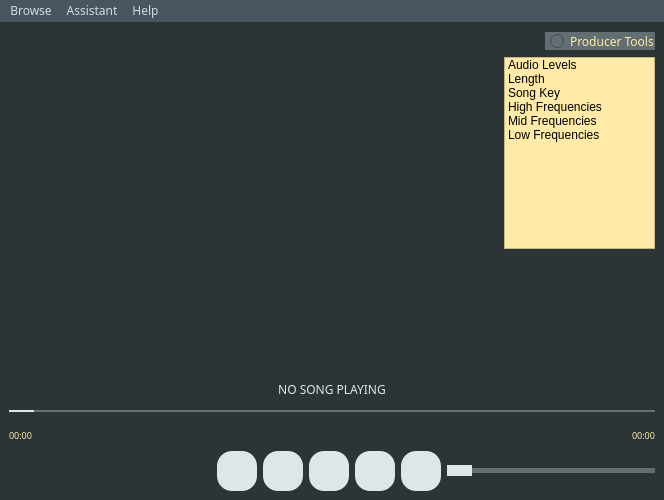
kamvegwij/WindowsMediaPlayer, file mainwindow.ui: the form before one commit.
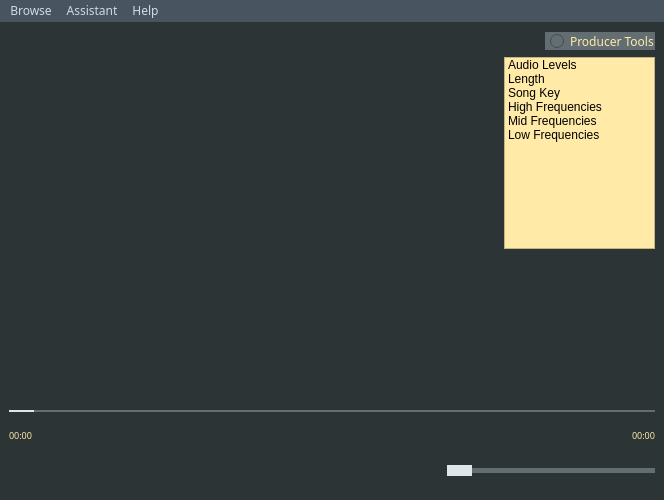
The form after the commit.

Commit message: signal for song playing state, add resource file for buttons

What changed in the file:
```diff
--- a/mainwindow.ui
+++ b/mainwindow.ui
@@ -165,7 +165,7 @@
          <enum>QFrame::Panel</enum>
         </property>
         <property name="text">
-         <string>NO SONG PLAYING</string>
+         <string/>
         </property>
         <property name="alignment">
          <set>Qt::AlignCenter</set>
@@ -275,7 +275,7 @@
           <property name="styleSheet">
            <string notr="true">QPushButton
 {
-background-color: #dfe6e9;
+background-color: transparent;
 border-radius: 15px;
 color: white;
 width: 40px;
@@ -283,12 +283,15 @@
 }
 QPushButton:Hover
 {
-	background-color: #b2bec3;
+	background-color: transparent;
 }</string>
           </property>
           <property name="text">
            <string/>
           </property>
+          <property name="flat">
+           <bool>true</bool>
+          </property>
          </widget>
         </item>
         <item>
@@ -302,7 +305,7 @@
           <property name="styleSheet">
            <string notr="true">QPushButton
 {
-background-color: #dfe6e9;
+background-color: transparent;
 border-radius: 15px;
 color: white;
 width: 40px;
@@ -310,7 +313,7 @@
 }
 QPushButton:Hover
 {
-	background-color: #b2bec3;
+	background-color: transparent;
 }</string>
           </property>
           <property name="text">
@@ -329,7 +332,7 @@
           <property name="styleSheet">
            <string notr="true">QPushButton
 {
-background-color: #dfe6e9;
+background-color: transparent;
 border-radius: 15px;
 color: white;
 width: 40px;
@@ -337,12 +340,15 @@
 }
 QPushButton:Hover
 {
-	background-color: #b2bec3;
+	background-color: transparent;
 }</string>
           </property>
           <property name="text">
            <string/>
           </property>
+          <property name="flat">
+           <bool>false</bool>
+          </property>
          </widget>
         </item>
         <item>
@@ -356,7 +362,7 @@
           <property name="styleSheet">
            <string notr="true">QPushButton
 {
-background-color: #dfe6e9;
+background-color: transparent;
 border-radius: 15px;
 color: white;
 width: 40px;
@@ -364,7 +370,7 @@
 }
 QPushButton:Hover
 {
-	background-color: #b2bec3;
+	background-color: transparent;
 }</string>
           </property>
           <property name="text">
@@ -383,7 +389,7 @@
           <property name="styleSheet">
            <string notr="true">QPushButton
 {
-background-color: #dfe6e9;
+background-color: transparent;
 border-radius: 15px;
 color: white;
 width: 40px;
@@ -391,7 +397,7 @@
 }
 QPushButton:Hover
 {
-	background-color: #b2bec3;
+	background-color: transparent;
 }</string>
           </property>
           <property name="text">
```
The commit also changes 27 other files.
